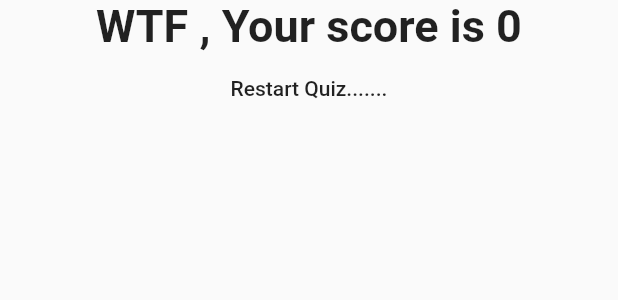
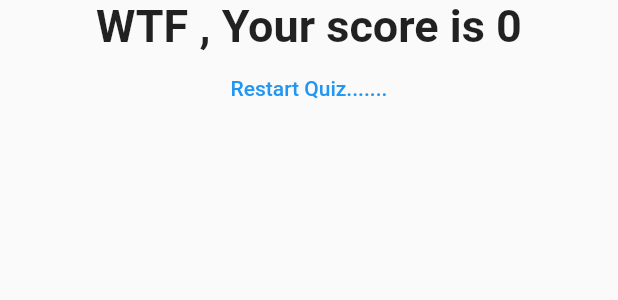
Before and after one commit to iamrithu/flutter_quiz_app, a Flutter app: the Result widget shown alone on an empty page, opened directly with empty values, on a phone screen of 412 x 824 dp. Shown: the top 300 px of the screen. Run offline on Flutter 3.47's test engine with Material 2 defaults, Android fonts, the phone set to English and light mode, and no system bars.

Commit message:
Quiz completed

```diff
--- a/lib/result.dart
+++ b/lib/result.dart
@@ -7,15 +7,15 @@ class Result extends StatelessWidget {
   final Function() restart;
 
   String get value {
-    late var text;
+    late String text;
     if (resultScore > 5) {
-      text = 'Awsome !! , Your score is ${resultScore}';
+      text = 'Awsome !! , Your score is $resultScore';
     } else if (resultScore >= 4) {
-      text = 'Good , Your score is ${resultScore}';
+      text = 'Good , Your score is $resultScore';
     } else if (resultScore >= 1) {
-      text = 'Not bad , Your score is ${resultScore}';
+      text = 'Not bad , Your score is $resultScore';
     } else {
-      text = 'WTF , Your score is ${resultScore}';
+      text = 'WTF , Your score is $resultScore';
     }
 
     return text;
@@ -27,13 +27,13 @@ class Result extends StatelessWidget {
   Widget build(BuildContext context) {
     return Center(
         child: Column(
-      children: [
+      children: <Widget>[
         Text(
           value,
-          style: TextStyle(fontSize: 30, fontWeight: FontWeight.bold),
+          style: const TextStyle(fontSize: 30, fontWeight: FontWeight.bold),
         ),
-        FlatButton(
-          child: Text('Restart Quiz.......'),
+        TextButton(
+          child: const Text('Restart Quiz.......'),
           onPressed: restart,
         )
       ],
```
